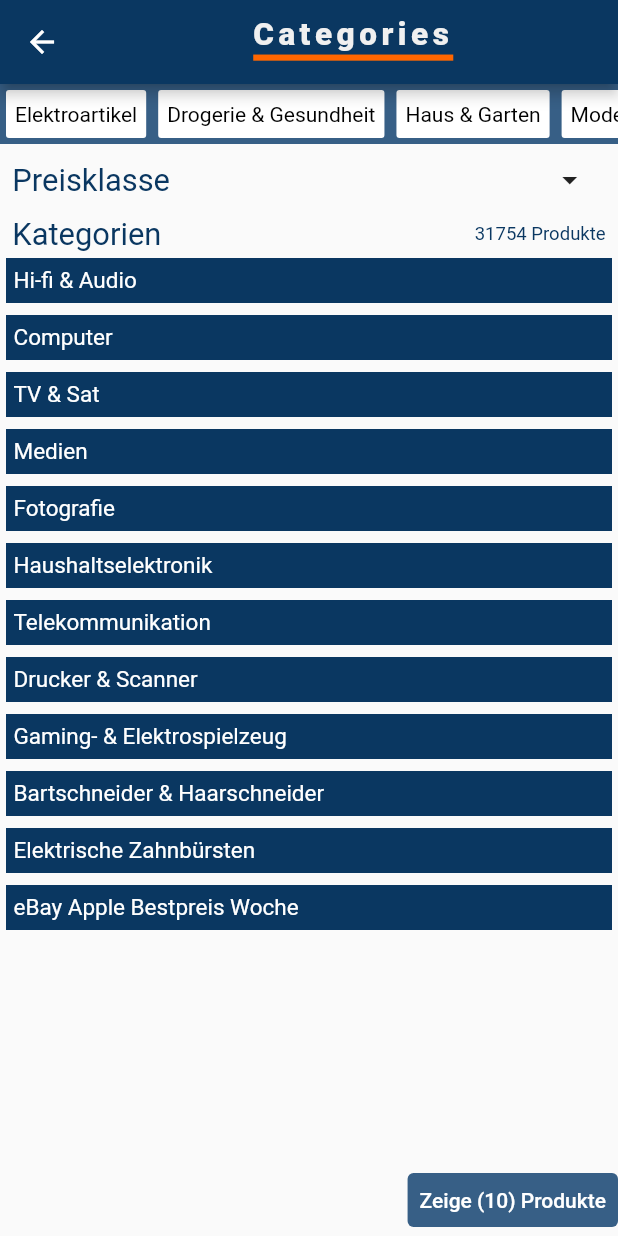
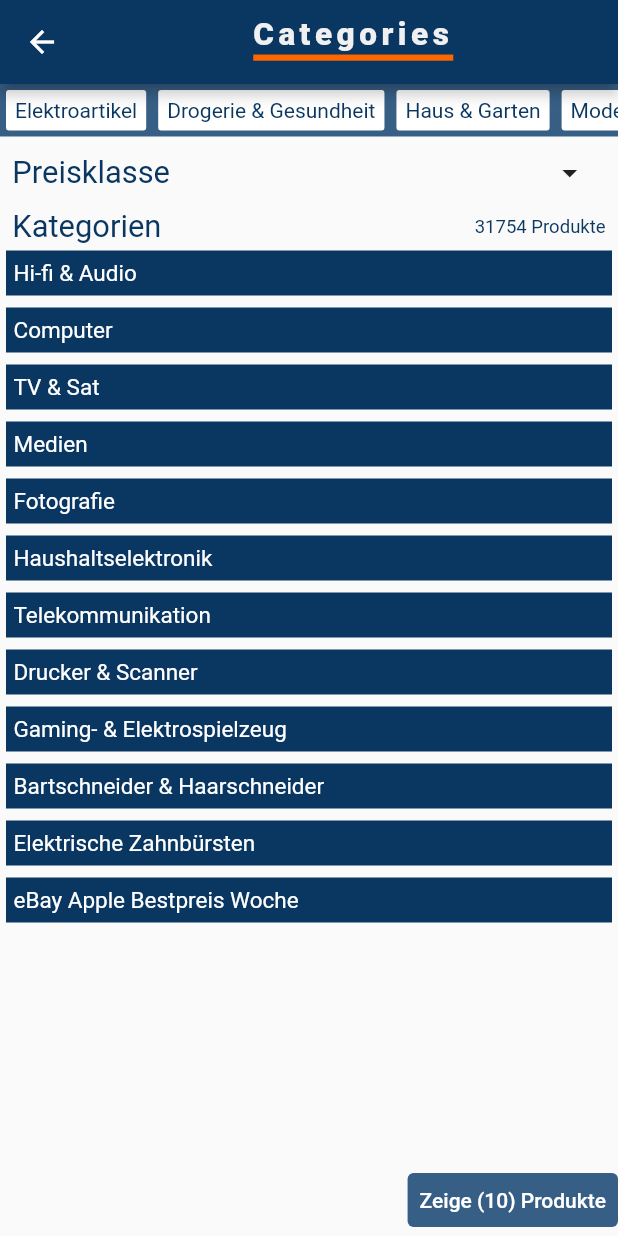
Before and after one commit to dimitarKolev99/flutter_project, a Flutter app: the BrowserPage screen opened directly, after a tap on "Elektroartikel", on a phone screen of 412 x 824 dp. Run offline on Flutter 3.47's test engine with Material 2 defaults, Android fonts, the phone set to English and light mode, and no system bars; our stand-ins replace flutter_local_notifications, google_fonts, line_awesome_flutter, mobx, shared_preferences, timezone; accounts and stored records are empty; network calls fail.

Commit message:
Design changes
xx

```diff
--- a/lib/view/browser_view.dart
+++ b/lib/view/browser_view.dart
@@ -94,7 +94,14 @@ class _BrowserPageState extends State<BrowserPage> {
   }
 
   void addCategory(String s){
+    //chosenCategories.add(s);
+    //TODO: change to propper working category List, this is juts to show only the last cat
     chosenCategories.add(s);
+  }
+
+  void removeOneCategory(String s ){
+    int index = chosenCategories.indexOf(s);
+    chosenCategories.remove(chosenCategories[index]);
   }
 
   void deleteCategory(String s){
@@ -167,8 +174,10 @@ class _BrowserPageState extends State<BrowserPage> {
               alignment: Alignment.topCenter,
               child: Container(
                 color: ThemeChanger.lightBlue,
-                height: 40,
+                height: 35,
                 width: displayWidth,
+                //TODO:ListView Bulider to show the route of the categories, works only for choosing 1 Prod. Cat.
+
                 child: ListView.builder(
                     physics: ScrollPhysics(),
                     scrollDirection: Axis.horizontal,
@@ -191,27 +200,54 @@ class _BrowserPageState extends State<BrowserPage> {
                                   ),
                                 ));
                           },
-                          child: Container(
-                            decoration: BoxDecoration(
-                              color: chosenCategories.isEmpty? ThemeChanger.articlecardbackground : ThemeChanger.highlightedColor,
-                              borderRadius: BorderRadius.circular(2),
-                            ),
+                          child:
+                              Container(
+                              decoration: BoxDecoration(
+                              color: chosenCategories.isEmpty? ThemeChanger.articlecardbackground : ThemeChanger.navBarColor,
+                                borderRadius: BorderRadius.circular(2),
+                              ),
                             alignment: Alignment.centerRight,
                             margin: EdgeInsets.all(4),
-                            //padding: EdgeInsets.all(4),
-                            padding: EdgeInsets.symmetric(horizontal: 6),
-                            height: 40,
-                            child: Text(
+                            padding: EdgeInsets.symmetric(horizontal: 4),
+                            child: Row(
+                              mainAxisAlignment : MainAxisAlignment.spaceBetween,
+                              children: [
+                                Text(
                               chosenCategories.isEmpty? widget.mainCategoryNames[index] : chosenCategories[index],
                               style: TextStyle(
-                                color: ThemeChanger.reversetextColor,
-                                fontWeight:  !chosenCategories.isEmpty && index == chosenCategories.length-1?  FontWeight.bold :FontWeight.normal,
+                                color: chosenCategories.isEmpty? ThemeChanger.navBarColor : ThemeChanger.articlecardbackground,
+                                //fontWeight:  !chosenCategories.isEmpty && index == chosenCategories.length-1?  FontWeight.w600 :FontWeight.normal,
+                                fontWeight:  FontWeight.w400,
                               ),
+                              ),
+                                chosenCategories.isEmpty?
+                                SizedBox(width: 0,):
+                                IconButton(
+                                  alignment: Alignment.centerRight,
+                                    constraints: const BoxConstraints(),
+                                    padding : const EdgeInsets.only(top: 1.3),
+                                    onPressed: (){
+                                  setState((){
+                                    if(!chosenCategories.isEmpty) {
+                                      //TODO: Reload Products
+                                      removeOneCategory(chosenCategories[index]);
+                                      updateBrowserblabla(currentCategory);
+                                    }
+                                  });},
+                                icon: Icon(Icons.clear, size: 18, color: ThemeChanger.articlecardbackground,) )
+                              ],
                             ),
+
+
+
                           ));
+
+
                     }),
               ),
             ),
+
+
 
 
 
--- a/lib/view/subcategory_view.dart
+++ b/lib/view/subcategory_view.dart
@@ -170,7 +170,7 @@ class _SubcategoryViewState extends State<SubcategoryView> {
                         alignment: Alignment.topCenter,
                         child: Container(
                             color: ThemeChanger.lightBlue,
-                            height: 40,
+                            height: 35,
                             child: ListView.builder(
                                 physics: ScrollPhysics(),
                                 scrollDirection: Axis.horizontal,
@@ -209,12 +209,12 @@ class _SubcategoryViewState extends State<SubcategoryView> {
                                         margin: EdgeInsets.all(4),
                                         //padding: EdgeInsets.all(4),
                                         padding: EdgeInsets.symmetric(horizontal: 6),
-                                        height: 40,
                                         child: Text(
                                           widget
                                               .callback.widget.mainCategoryNames[index],
                                           style: TextStyle(
-                                            color: ThemeChanger.reversetextColor,
+                                            fontWeight: FontWeight.w400,
+                                            color: ThemeChanger.navBarColor,
                                           ),
                                         ),
                                       ));
--- a/lib/view/widget/subcat_button.dart
+++ b/lib/view/widget/subcat_button.dart
@@ -117,13 +117,14 @@ class _SubcatButtonState extends State<SubcatButton> {
 
                   }
                   else{
+                    widget.callback.removeOneCategory(widget.categoryName);
                     prodCatColor = ThemeChanger.navBarColor;
                     widget.callback.deleteCategory(widget.categoryName);
                   }
                 }
                 // Subcategories
                 else if(subCatcolor == ThemeChanger.navBarColor){ // blue = unselected
-                  widget.callback.addCategory(widget.categoryName);
+                  //widget.callback.addCategory(widget.categoryName);
                   widget.show = !widget.show;
                   subCatcolor = ThemeChanger.highlightedColor;
                 }
```
